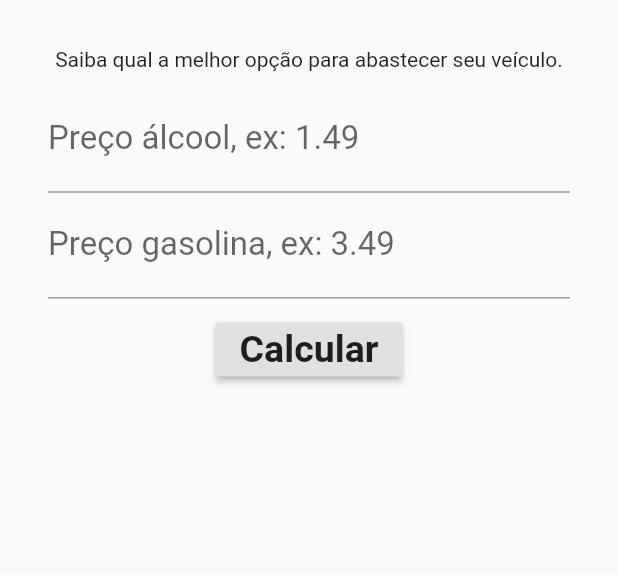
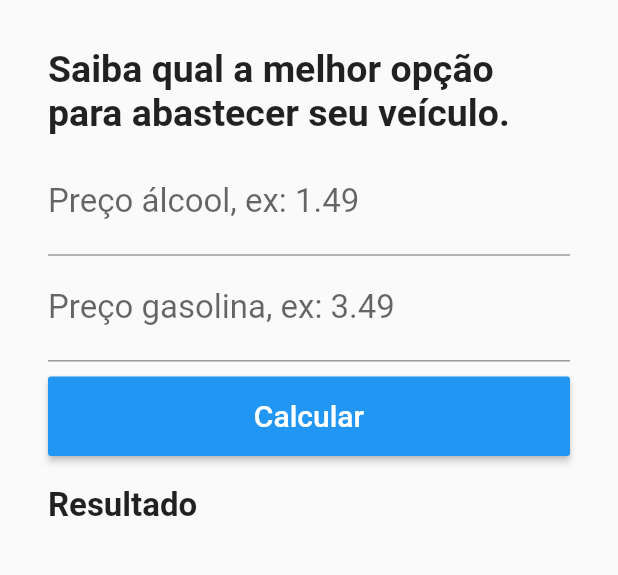
Before and after one commit to leonardofn/alcool-gosolina, a Flutter app: the screen it shows after launch, on a phone screen of 412 x 824 dp, the part 268-843 px from its top. Run offline on Flutter 3.47's test engine with Material 2 defaults, Android fonts, the phone set to English and light mode, and no system bars.

Commit message:
Estilizando botao

```diff
--- a/lib/Home.dart
+++ b/lib/Home.dart
@@ -20,6 +20,7 @@ class _HomeState extends State<Home> {
       body: Container(
         padding: EdgeInsets.all(32),
         child: Column(
+          crossAxisAlignment: CrossAxisAlignment.stretch,
           children: <Widget>[
             Padding(
               padding: EdgeInsets.only(bottom: 32),
@@ -27,7 +28,13 @@ class _HomeState extends State<Home> {
             ),
             Padding(
               padding: EdgeInsets.only(bottom: 10),
-              child: Text("Saiba qual a melhor opção para abastecer seu veículo."),
+              child: Text(
+                "Saiba qual a melhor opção para abastecer seu veículo.",
+                style: TextStyle(
+                  fontSize: 25,
+                  fontWeight: FontWeight.bold,
+                ),
+              ),
             ),
             TextField(
               keyboardType: TextInputType.number,
@@ -52,16 +59,28 @@ class _HomeState extends State<Home> {
             Padding(
               padding: EdgeInsets.only(top: 10),
               child: RaisedButton(
+                color: Colors.blue,
+                textColor: Colors.white,
+                padding: EdgeInsets.all(15),
                 child: Text(
                   "Calcular",
                   style: TextStyle(
-                    fontSize: 25,
-                    fontWeight: FontWeight.bold,
+                    fontSize: 20,
                   ),
                 ),
                 onPressed: (){},
               ),
             ),
+            Padding(
+              padding: EdgeInsets.only(top: 20),
+              child: Text(
+                "Resultado",
+                style: TextStyle(
+                  fontSize: 22,
+                  fontWeight: FontWeight.bold,
+                ),
+              ),
+            )
           ],
         ),
       ),
```
